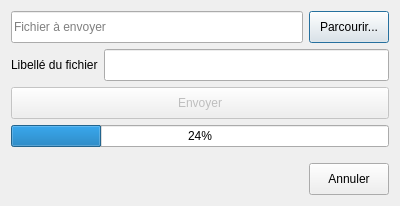
Qt form client/src/dialogs/FileUploaderDialog.ui (introlab/openteraplus) before a commit.
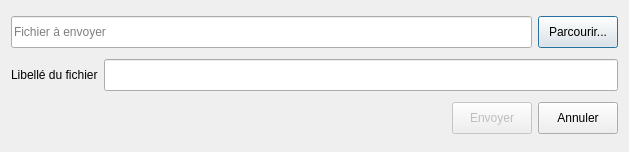
The same form after that commit. Icons and pictures are not drawn.

Commit message: Refs #59. Work in progress to build the Dance Service config widget...

```diff
--- a/client/src/dialogs/FileUploaderDialog.ui
+++ b/client/src/dialogs/FileUploaderDialog.ui
@@ -6,8 +6,8 @@
    <rect>
     <x>0</x>
     <y>0</y>
-    <width>400</width>
-    <height>206</height>
+    <width>629</width>
+    <height>152</height>
    </rect>
   </property>
   <property name="windowTitle">
@@ -76,6 +76,21 @@
     </layout>
    </item>
    <item>
+    <layout class="QHBoxLayout" name="horizontalLayout_3">
+     <item>
+      <spacer name="horizontalSpacer">
+       <property name="orientation">
+        <enum>Qt::Horizontal</enum>
+       </property>
+       <property name="sizeHint" stdset="0">
+        <size>
+         <width>40</width>
+         <height>20</height>
+        </size>
+       </property>
+      </spacer>
+     </item>
+     <item>
     <widget class="QPushButton" name="btnUpload">
      <property name="enabled">
       <bool>false</bool>
@@ -103,41 +118,6 @@
       </size>
      </property>
     </widget>
-   </item>
-   <item>
-    <widget class="QProgressBar" name="progUpload">
-     <property name="value">
-      <number>24</number>
-     </property>
-    </widget>
-   </item>
-   <item>
-    <spacer name="verticalSpacer">
-     <property name="orientation">
-      <enum>Qt::Vertical</enum>
-     </property>
-     <property name="sizeHint" stdset="0">
-      <size>
-       <width>20</width>
-       <height>40</height>
-      </size>
-     </property>
-    </spacer>
-   </item>
-   <item>
-    <layout class="QHBoxLayout" name="horizontalLayout_3">
-     <item>
-      <spacer name="horizontalSpacer">
-       <property name="orientation">
-        <enum>Qt::Horizontal</enum>
-       </property>
-       <property name="sizeHint" stdset="0">
-        <size>
-         <width>40</width>
-         <height>20</height>
-        </size>
-       </property>
-      </spacer>
      </item>
      <item>
       <widget class="QPushButton" name="btnCancel">
```
Left out of the diff: 2 changed lines with no effect on the pictures. Lines whose indentation alone changed are shown as unchanged. The commit also changes 15 other files.
